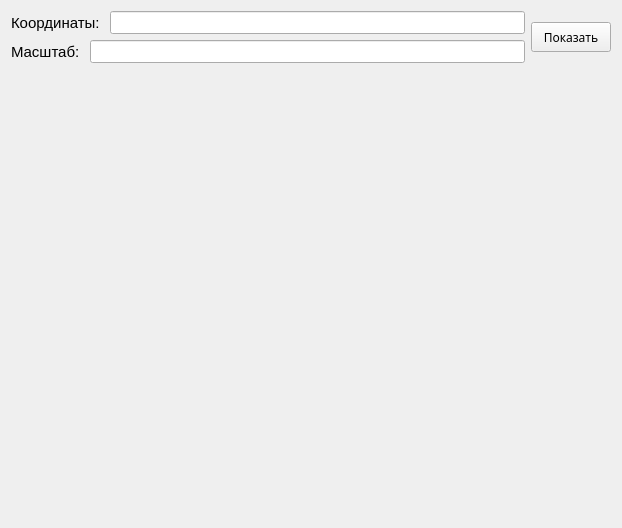
Old version of the form form.ui in the repository Nik4ant/Maps_API.
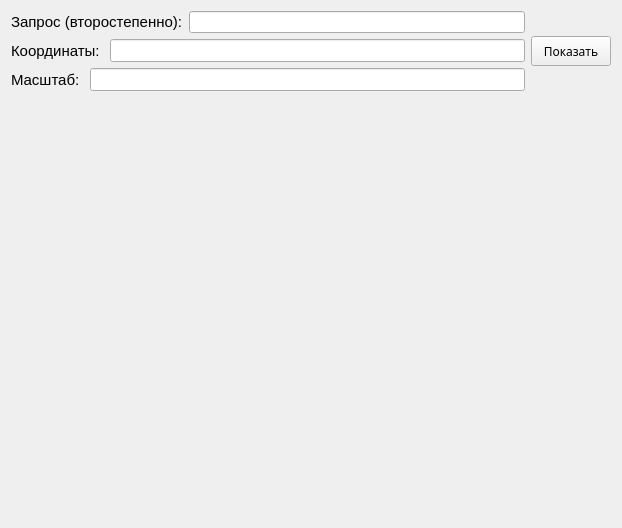
New version of the form.

What changed in the file:
```diff
--- a/form.ui
+++ b/form.ui
@@ -17,13 +17,32 @@
    <item>
     <layout class="QVBoxLayout" name="vlayout_main">
      <item>
-      <layout class="QHBoxLayout" name="horizontalLayout">
+      <layout class="QHBoxLayout" name="hlayout_top">
        <item>
-        <layout class="QVBoxLayout" name="verticalLayout_2">
+        <layout class="QVBoxLayout" name="vlayout_inputs">
          <item>
-          <layout class="QHBoxLayout" name="horizontalLayout_3">
+          <layout class="QHBoxLayout" name="horizontalLayout">
            <item>
-            <widget class="QLabel" name="label_cordinates_2">
+            <widget class="QLabel" name="label_search">
+             <property name="font">
+              <font>
+               <pointsize>11</pointsize>
+              </font>
+             </property>
+             <property name="text">
+              <string>Запрос (второстепенно):</string>
+             </property>
+            </widget>
+           </item>
+           <item>
+            <widget class="QLineEdit" name="lineEdit_search"/>
+           </item>
+          </layout>
+         </item>
+         <item>
+          <layout class="QHBoxLayout" name="hlayout_cordinates">
+           <item>
+            <widget class="QLabel" name="label_cordinates">
              <property name="font">
               <font>
                <pointsize>11</pointsize>
```
Left out of the diff: 9 changed lines with no effect on the pictures.
